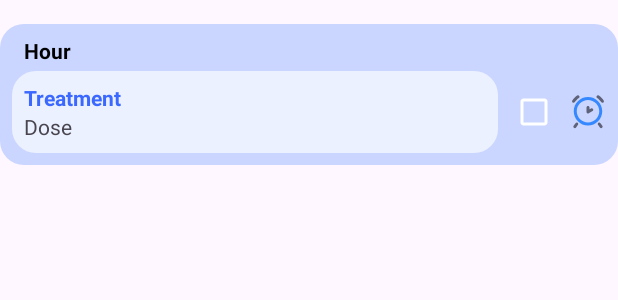
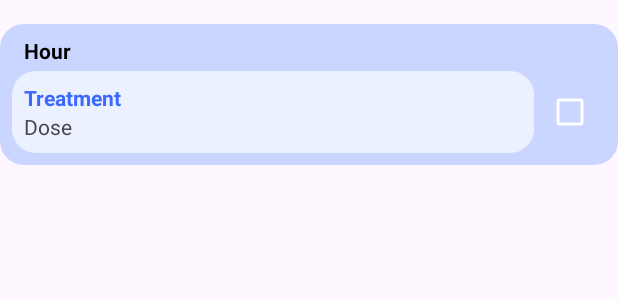
Before and after one commit to urluconceptual/medtrack, an Android app: the layout item_treatment_patient.xml on its own in the app's theme, with its tools: preview values and no code run, on a phone screen of 412 x 824 dp. Shown: the top 300 px of the screen. Run offline under Robolectric (Android 15) with nearby library versions, the phone set to English and light mode, and no system bars.

Commit message:
Removed alarm clock icon for treatments (unused)

```diff
--- a/app/src/main/res/layout/item_treatment_patient.xml
+++ b/app/src/main/res/layout/item_treatment_patient.xml
@@ -72,7 +72,6 @@
                         android:text="Dose" />
                 </LinearLayout>
 
-<!--                TODO - Persist check after switching fragments / exiting app -->
                 <CheckBox
                     android:id="@+id/checkBox"
                     android:layout_width="wrap_content"
@@ -80,11 +79,6 @@
                     android:buttonTint="@color/white"
                     app:checkedIconTint="@color/accent_blue" />
 
-                <ImageView
-                    android:id="@+id/alarmclock"
-                    android:layout_width="24dp"
-                    android:layout_height="24dp"
-                    android:src="@drawable/ic_alarmclock"/>
 
             </LinearLayout>
         </LinearLayout>
```
